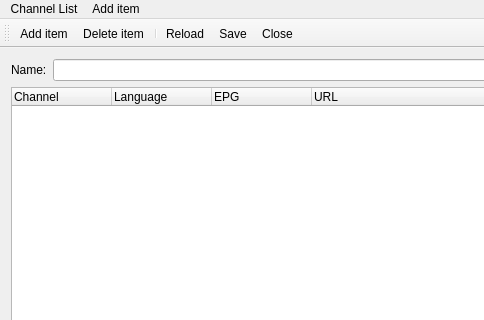
This is ui/EditPlaylist.ui in ntadej/tano as Qt 5 draws it before an edit; both pictures show x 0 to 484 and y 0 to 320 of the 800 by 600 pixel window. The edited form follows.
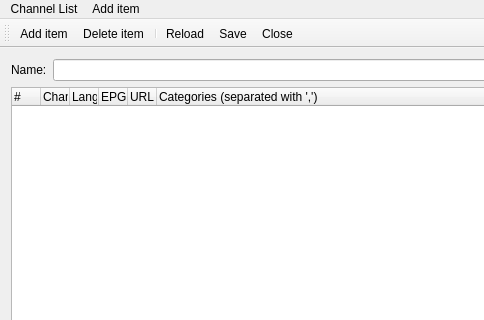
This is the edited form. Icons and pictures are not drawn.

Commit message: Continuing of implementing new M3U playlist format

Patch:
```diff
--- a/ui/EditPlaylist.ui
+++ b/ui/EditPlaylist.ui
@@ -44,6 +44,17 @@
       <property name="animated">
        <bool>true</bool>
       </property>
+      <attribute name="headerDefaultSectionSize">
+       <number>29</number>
+      </attribute>
+      <attribute name="headerDefaultSectionSize">
+       <number>29</number>
+      </attribute>
+      <column>
+       <property name="text">
+        <string notr="true">#</string>
+       </property>
+      </column>
       <column>
        <property name="text">
         <string>Channel</string>
@@ -64,6 +75,11 @@
         <string>URL</string>
        </property>
       </column>
+      <column>
+       <property name="text">
+        <string>Categories (separated with ',')</string>
+       </property>
+      </column>
      </widget>
     </item>
    </layout>
```
Left out of the diff: 2 changed lines with no effect on the pictures. The commit also changes 21 other files.
